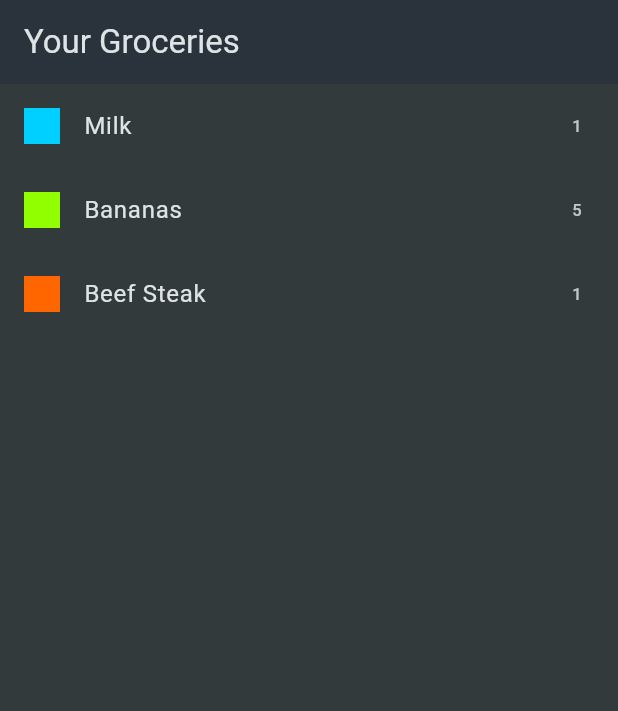
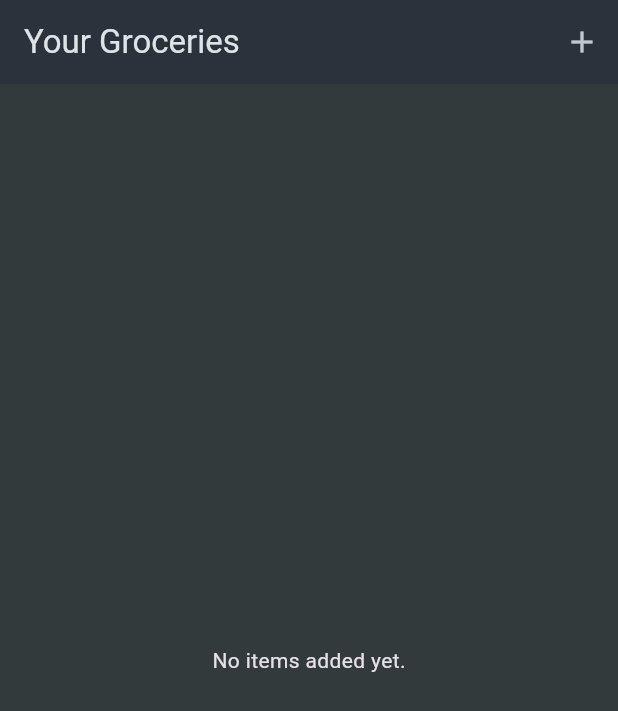
Before and after one commit to abrambagus/shopping_app, a Flutter app: the screen it shows after launch, on a phone screen of 412 x 824 dp. Shown: the top 711 px of the screen. Run offline on Flutter 3.47's test engine with Material 3 defaults, Android fonts, the phone set to English and light mode, and no system bars.

Commit message:
add new grocery form input

```diff
--- a/lib/data/dummy_items.dart
+++ /dev/null
@@ -1,21 +0,0 @@
-import 'package:shopping_list/models/category.dart';
-import 'package:shopping_list/models/grocery_item.dart';
-import 'package:shopping_list/data/categories.dart';
-
-final groceryItems = [
-  GroceryItem(
-      id: 'a',
-      name: 'Milk',
-      quantity: 1,
-      category: categories[Categories.dairy]!),
-  GroceryItem(
-      id: 'b',
-      name: 'Bananas',
-      quantity: 5,
-      category: categories[Categories.fruit]!),
-  GroceryItem(
-      id: 'c',
-      name: 'Beef Steak',
-      quantity: 1,
-      category: categories[Categories.meat]!),
-];
--- a/lib/widgets/grocery_list.dart
+++ b/lib/widgets/grocery_list.dart
@@ -1,29 +1,79 @@
 import 'package:flutter/material.dart';
-import 'package:shopping_list/data/dummy_items.dart';
+import 'package:shopping_list/models/grocery_item.dart';
+import 'package:shopping_list/widgets/new_item.dart';
 
-class GroceryList extends StatelessWidget {
+class GroceryList extends StatefulWidget {
   const GroceryList({super.key});
 
   @override
+  State<GroceryList> createState() => _GroceryListState();
+}
+
+class _GroceryListState extends State<GroceryList> {
+  final List<GroceryItem> _groceryItems = [];
+
+  void _addItem() async {
+    final newItem = await Navigator.of(context).push<GroceryItem>(
+      MaterialPageRoute(
+        builder: (ctx) => const NewItem(),
+      ),
+    );
+
+    if (newItem == null) {
+      return;
+    }
+
+    setState(() {
+      _groceryItems.add(newItem);
+    });
+  }
+
+  void _removeItem(GroceryItem item) {
+    setState(() {
+      _groceryItems.remove(item);
+    });
+  }
+
+  @override
   Widget build(BuildContext context) {
+    Widget content = const Center(
+      child: Text("No items added yet."),
+    );
+
+    if (_groceryItems.isNotEmpty) {
+      content = ListView.builder(
+        itemCount: _groceryItems.length,
+        itemBuilder: (ctx, index) => Dismissible(
+          onDismissed: (direction) {
+            _removeItem(_groceryItems[index]);
+          },
+          key: ValueKey(_groceryItems[index].id),
+          child: ListTile(
+            title: Text(_groceryItems[index].name),
+            leading: Container(
+              width: 24,
+              height: 24,
+              color: _groceryItems[index].category.color,
+            ),
+            trailing: Text(
+              _groceryItems[index].quantity.toString(),
+            ),
+          ),
+        ),
+      );
+    }
+
     return Scaffold(
       appBar: AppBar(
         title: const Text("Your Groceries"),
+        actions: [
+          IconButton(
+            onPressed: _addItem,
+            icon: const Icon(Icons.add),
+          ),
+        ],
       ),
-      body: ListView.builder(
-        itemCount: groceryItems.length,
-        itemBuilder: (ctx, index) => ListTile(
-          title: Text(groceryItems[index].name),
-          leading: Container(
-            width: 24,
-            height: 24,
-            color: groceryItems[index].category.color,
-          ),
-          trailing: Text(
-            groceryItems[index].quantity.toString(),
-          ),
-        ),
-      ),
+      body: content,
     );
   }
 }
```
Also changed, not shown: lib/widgets/new_item.dart (added, +143 -0 lines).
